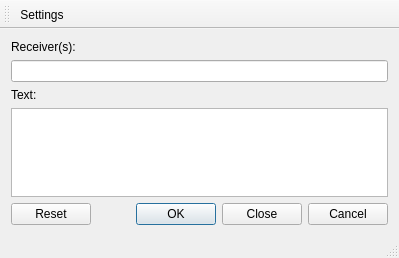
Qt form textin.ui (viranch/textin) before a commit.
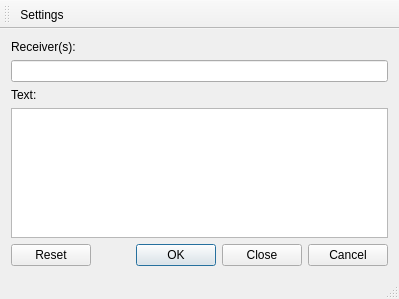
The same form after that commit.

Commit message: Implement Close/Cancel buttons

The edit to the form file:
```diff
--- a/textin.ui
+++ b/textin.ui
@@ -7,7 +7,7 @@
     <x>0</x>
     <y>0</y>
     <width>399</width>
-    <height>258</height>
+    <height>299</height>
    </rect>
   </property>
   <property name="windowTitle">
@@ -38,6 +38,19 @@
     <item>
      <widget class="QTextEdit" name="textEdit"/>
     </item>
+    <item>
+     <spacer name="verticalSpacer">
+      <property name="orientation">
+       <enum>Qt::Vertical</enum>
+      </property>
+      <property name="sizeHint" stdset="0">
+       <size>
+        <width>20</width>
+        <height>40</height>
+       </size>
+      </property>
+     </spacer>
+    </item>
     <item>
      <widget class="QDialogButtonBox" name="buttonBox">
       <property name="standardButtons">
```
Left out of the diff: 8 changed lines with no effect on the pictures. The commit also changes 2 other files.
